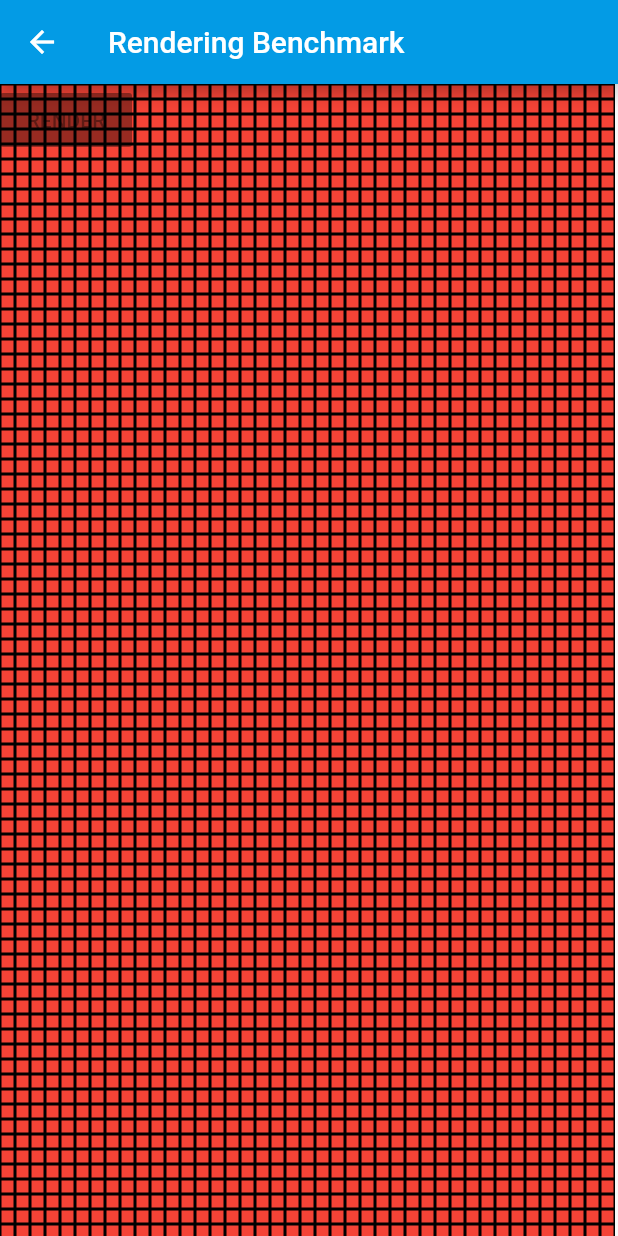
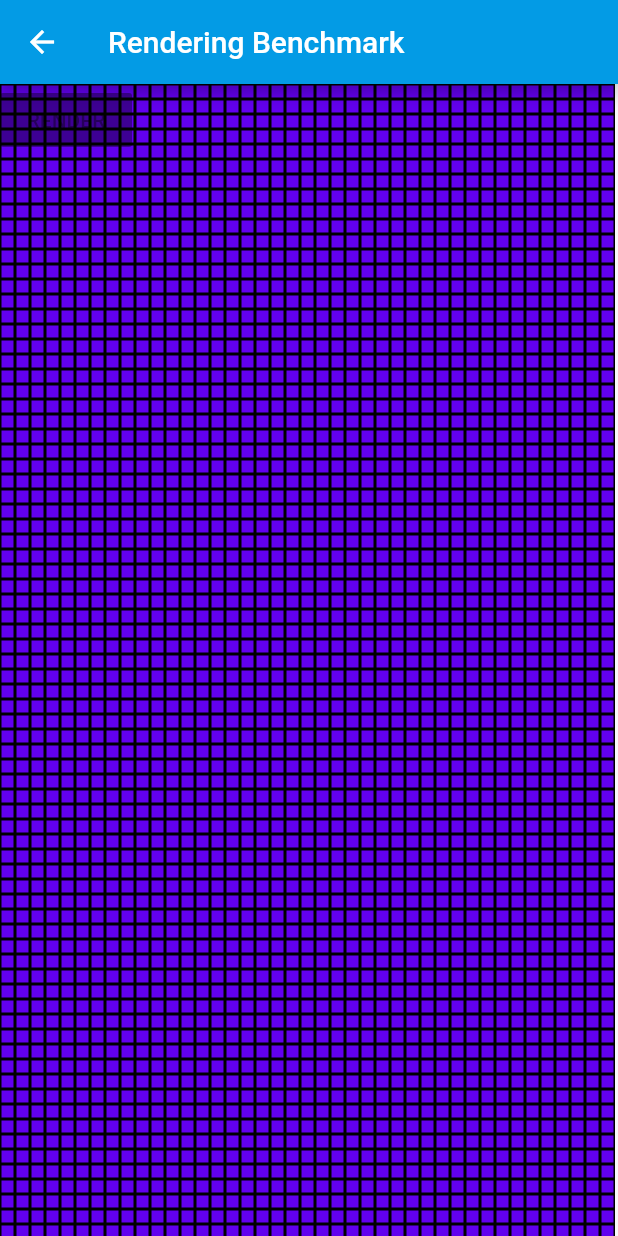
Before and after one commit to BoguslawskiR/FlutterBenchmarkApp, a Flutter app: the RenderingPage screen opened directly, after a tap on "RENDER", on a phone screen of 412 x 824 dp. Run offline on Flutter 3.47's test engine with Material 2 defaults, Android fonts, the phone set to English and light mode, and no system bars.

Commit message:
change color of elements in rendering page

```diff
--- a/lib/rendering.dart
+++ b/lib/rendering.dart
@@ -76,7 +76,7 @@ class Pixel extends StatelessWidget {
     return Container(
       decoration: BoxDecoration(
         border: Border.all(color: Colors.black),
-        color: Colors.red,
+        color: Color.fromRGBO(98, 0, 238, 1.0),
       ),
       width: 10.0,
       height: 10.0,
```
